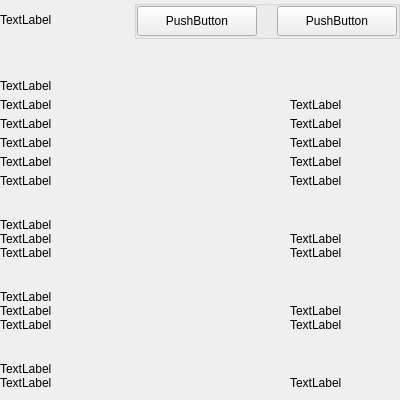
Old version of the form src/qt/vitae/settings/forms/settingsinformationwidget.ui in the repository VitaeTeam/Vitae.
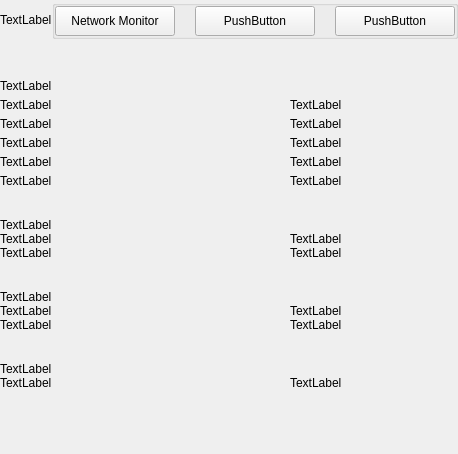
New version of the form.

Commit message: settings not used screens cleanup + network monitor connected.

```diff
--- a/src/qt/vitae/settings/forms/settingsinformationwidget.ui
+++ b/src/qt/vitae/settings/forms/settingsinformationwidget.ui
@@ -7,7 +7,7 @@
     <x>0</x>
     <y>0</y>
     <width>400</width>
-    <height>400</height>
+    <height>454</height>
    </rect>
   </property>
   <property name="windowTitle">
@@ -81,7 +81,7 @@
             </property>
             <layout class="QHBoxLayout" name="horizontalLayout_4">
              <property name="spacing">
-              <number>0</number>
+              <number>20</number>
              </property>
              <property name="leftMargin">
               <number>0</number>
@@ -95,6 +95,19 @@
              <property name="bottomMargin">
               <number>0</number>
              </property>
+             <item>
+              <widget class="QPushButton" name="pushButtonNetworkMonitor">
+               <property name="minimumSize">
+                <size>
+                 <width>120</width>
+                 <height>30</height>
+                </size>
+               </property>
+               <property name="text">
+                <string>Network Monitor</string>
+               </property>
+              </widget>
+             </item>
              <item>
               <widget class="QPushButton" name="pushButtonBackups">
                <property name="minimumSize">
@@ -120,22 +133,6 @@
                </property>
               </widget>
              </item>
-             <item>
-              <spacer name="horizontalSpacer_2">
-               <property name="orientation">
-                <enum>Qt::Horizontal</enum>
-               </property>
-               <property name="sizeType">
-                <enum>QSizePolicy::Fixed</enum>
-               </property>
-               <property name="sizeHint" stdset="0">
-                <size>
-                 <width>20</width>
-                 <height>20</height>
-                </size>
-               </property>
-              </spacer>
-             </item>
              <item>
               <widget class="QPushButton" name="pushButtonFile">
                <property name="minimumSize">
```
The commit also changes 20 other files.
